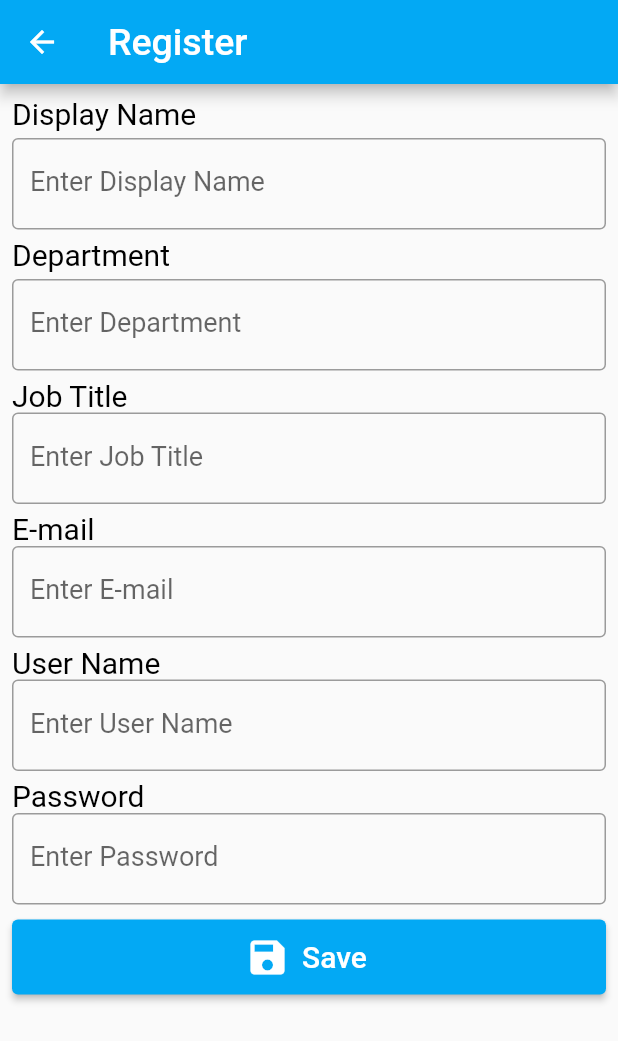
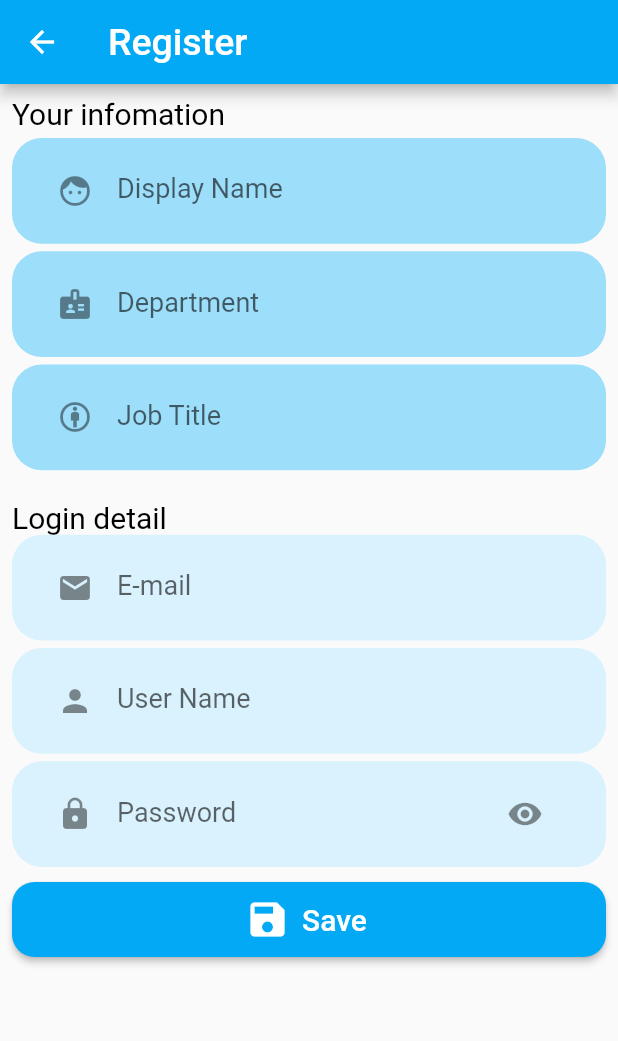
Before and after one commit to KorOkami/StockCount, a Flutter app: the screen it shows after launch, after a tap on "Register", on a phone screen of 412 x 824 dp. Shown: the top 1041 px of the screen. Run offline on Flutter 3.47's test engine with Material 2 defaults, Android fonts, the phone set to English and light mode, and no system bars; our stand-ins replace dio, dropdown_search, flutter_slidable, form_field_validator, google_fonts, jwt_decoder and 3 more; missing offline and left inert: dart:ffi, qrscan; network calls fail; Roboto replaces fonts that are missing (Prompt).

Commit message:
Edit Register Screen

```diff
--- /dev/null
+++ b/lib/components/text_field_container.dart
@@ -0,0 +1,46 @@
+import 'package:flutter/material.dart';
+
+class TextFormFieldContainer extends StatelessWidget {
+  final Widget child;
+  const TextFormFieldContainer({
+    super.key,
+    required this.child,
+  });
+
+  @override
+  Widget build(BuildContext context) {
+    Size size = MediaQuery.of(context).size;
+    return Container(
+      padding: EdgeInsets.symmetric(horizontal: 35, vertical: 4),
+      width: size.width,
+      decoration: BoxDecoration(
+          color: Color.fromARGB(255, 183, 231, 253),
+          borderRadius: BorderRadius.circular(20)),
+      child: child,
+    );
+  }
+}
+
+class TextFormFieldContainerRegister extends StatelessWidget {
+  final Color colors;
+  final Widget child;
+  const TextFormFieldContainerRegister({
+    super.key,
+    required this.child,
+    required this.colors,
+  });
+
+  @override
+  Widget build(BuildContext context) {
+    Size size = MediaQuery.of(context).size;
+    return Container(
+      padding: EdgeInsets.symmetric(horizontal: 30, vertical: 4),
+      width: size.width,
+      decoration:
+          BoxDecoration(color: colors, borderRadius: BorderRadius.circular(20)),
+      child: child,
+    );
+  }
+}
+
+//Color.fromARGB(255, 217, 242, 253),
--- a/lib/screen/count_screen.dart
+++ b/lib/screen/count_screen.dart
@@ -62,6 +62,15 @@ class _CountScanState extends State<CountScan> with TickerProviderStateMixin {
     batch_detail.qty = 0;
     batch_detail.binLoc = "";
     batch_detail.countQty = 0;
+    Batch_List = api.GetBatchList(widget.bu_detail.id, "");
+    ConvertList(); // แปลงจาก Future List เป็น List
+    Future.delayed(const Duration(
+            seconds: 1)) //Delay ให้ข้อมูล Future เป็น List ธรรมดา
+        .then((val) {
+      Batch_Provider provider =
+          Provider.of<Batch_Provider>(context, listen: false);
+      provider.addBatchStockOnhand(List_StockOnhand);
+    });
   }
 
   final api = stockCountingAPI();
--- a/lib/screen/login.dart
+++ b/lib/screen/login.dart
@@ -2,6 +2,7 @@ import 'package:flutter/src/widgets/container.dart';
 import 'package:flutter/src/widgets/framework.dart';
 
 import 'package:flutter/material.dart';
+import 'package:stock_counting_app/components/text_field_container.dart';
 import 'package:stock_counting_app/model/faillogin.dart';
 import 'package:stock_counting_app/model/profile.dart';
 import 'package:form_field_validator/form_field_validator.dart';
@@ -195,7 +196,15 @@ class _LoginScreenState extends State<LoginScreen> {
                 },
               )*/
           ),
-          body: Column(
+          body: Container(
+            height: double.infinity,
+            width: double.infinity,
+            decoration: BoxDecoration(
+                image: DecorationImage(
+                    alignment: Alignment.bottomCenter,
+                    image: AssetImage("asset/images/AppBG.png"),
+                    fit: BoxFit.none)),
+            child: Column(
               children: [
                 Image.asset("asset/images/PrincLogo.png"),
                 SingleChildScrollView(
@@ -338,7 +347,8 @@ class _LoginScreenState extends State<LoginScreen> {
                                                   RoundedRectangleBorder>(
                                               RoundedRectangleBorder(
                                                   borderRadius:
-                                                    BorderRadius.circular(15))),
+                                                      BorderRadius.circular(
+                                                          15))),
                                           backgroundColor:
                                               MaterialStateProperty.all(
                                                   Color.fromARGB(
@@ -347,7 +357,8 @@ class _LoginScreenState extends State<LoginScreen> {
                                         label: Text(
                                           "Register",
                                           style: GoogleFonts.prompt(
-                                            fontSize: 20, color: Colors.white),
+                                              fontSize: 20,
+                                              color: Colors.white),
                                         ),
                                         icon: Icon(
                                           Icons.person_add_alt_1,
@@ -368,29 +379,14 @@ class _LoginScreenState extends State<LoginScreen> {
                     ),
                   ),
                 ),
+                /*Container(
+                  height: double.infinity,
+                  child: Opacity(
+                      opacity: 0.8, child: Image.asset("asset/images/AppBG.png")),
+                ),*/
               ],
+            ),
           )),
     );
   }
 }
-
-class TextFormFieldContainer extends StatelessWidget {
-  final Widget child;
-  const TextFormFieldContainer({
-    super.key,
-    required this.child,
-  });
-
-  @override
-  Widget build(BuildContext context) {
-    Size size = MediaQuery.of(context).size;
-    return Container(
-      padding: EdgeInsets.symmetric(horizontal: 35, vertical: 4),
-      width: size.width,
-      decoration: BoxDecoration(
-          color: Color.fromARGB(255, 183, 231, 253),
-          borderRadius: BorderRadius.circular(20)),
-      child: child,
-    );
-  }
-}
--- a/lib/screen/register.dart
+++ b/lib/screen/register.dart
@@ -3,6 +3,7 @@ import 'package:flutter/src/widgets/placeholder.dart';
 import 'package:flutter/material.dart';
 import 'package:google_fonts/google_fonts.dart';
 import 'package:form_field_validator/form_field_validator.dart';
+import 'package:stock_counting_app/components/text_field_container.dart';
 import 'package:stock_counting_app/model/registerResponse.dart';
 import 'package:stock_counting_app/model/register_detail.dart';
 import 'package:http/http.dart' as http;
@@ -52,9 +53,18 @@ class _Register_ScreenState extends State<Register_Screen> {
       res = "Success";
     } else {
       String bodyError = Response.body;
-      res = "Register Failed.";
+      res = "Register Failed. : ${bodyError}";
     }
     return res;
+  }
+
+  var _isObscured;
+
+  @override
+  void initState() {
+    super.initState();
+    //_AppUrlString();
+    _isObscured = true;
   }
 
   @override
@@ -78,17 +88,20 @@ class _Register_ScreenState extends State<Register_Screen> {
             padding: const EdgeInsets.all(8.0),
             child:
                 Column(crossAxisAlignment: CrossAxisAlignment.start, children: [
-              Text("Display Name",
+              Text("Your infomation",
                   style: GoogleFonts.prompt(fontSize: 20, color: Colors.black)),
               SizedBox(
                 height: 5,
               ),
-              TextFormField(
+              TextFormFieldContainerRegister(
+                colors: Color.fromARGB(255, 157, 222, 250),
+                child: TextFormField(
                   style: TextStyle(
                       fontSize: 18, color: Color.fromARGB(255, 1, 103, 166)),
                   decoration: InputDecoration(
-                  border: OutlineInputBorder(),
-                  labelText: 'Enter Display Name',
+                    icon: Icon(Icons.face),
+                    border: InputBorder.none,
+                    labelText: 'Display Name',
                   ),
                   validator:
                       RequiredValidator(errorText: "Please Enter Display Name"),
@@ -96,20 +109,21 @@ class _Register_ScreenState extends State<Register_Screen> {
                     register.displayname = displayname ?? "";
                   },
                 ),
+              ),
+              //Text("Department",
+              //style: GoogleFonts.prompt(fontSize: 20, color: Colors.black)),
               SizedBox(
                 height: 5,
               ),
-              Text("Department",
-                  style: GoogleFonts.prompt(fontSize: 20, color: Colors.black)),
-              SizedBox(
-                height: 5,
-              ),
-              TextFormField(
+              TextFormFieldContainerRegister(
+                colors: Color.fromARGB(255, 157, 222, 250),
+                child: TextFormField(
                   style: TextStyle(
                       fontSize: 18, color: Color.fromARGB(255, 1, 103, 166)),
                   decoration: InputDecoration(
-                  border: OutlineInputBorder(),
-                  labelText: 'Enter Department',
+                    icon: Icon(Icons.badge),
+                    border: InputBorder.none,
+                    labelText: 'Department',
                   ),
                   validator:
                       RequiredValidator(errorText: "Please Enter Department"),
@@ -117,17 +131,21 @@ class _Register_ScreenState extends State<Register_Screen> {
                     register.department = department ?? "";
                   },
                 ),
+              ),
               SizedBox(
                 height: 5,
               ),
-              Text("Job Title",
-                  style: GoogleFonts.prompt(fontSize: 20, color: Colors.black)),
-              TextFormField(
+              // Text("Job Title",
+              //  style: GoogleFonts.prompt(fontSize: 20, color: Colors.black)),
+              TextFormFieldContainerRegister(
+                colors: Color.fromARGB(255, 157, 222, 250),
+                child: TextFormField(
                   style: TextStyle(
                       fontSize: 18, color: Color.fromARGB(255, 1, 103, 166)),
                   decoration: InputDecoration(
-                  border: OutlineInputBorder(),
-                  labelText: 'Enter Job Title',
+                    icon: Icon(Icons.attribution),
+                    border: InputBorder.none,
+                    labelText: 'Job Title',
                   ),
                   validator:
                       RequiredValidator(errorText: "Please Enter Job Title"),
@@ -135,17 +153,21 @@ class _Register_ScreenState extends State<Register_Screen> {
                     register.jobtitle = jobtitle ?? "";
                   },
                 ),
+              ),
               SizedBox(
-                height: 5,
+                height: 20,
               ),
-              Text("E-mail",
+              Text("Login detail",
                   style: GoogleFonts.prompt(fontSize: 20, color: Colors.black)),
-              TextFormField(
+              TextFormFieldContainerRegister(
+                colors: Color.fromARGB(255, 217, 242, 253),
+                child: TextFormField(
                   style: TextStyle(
                       fontSize: 18, color: Color.fromARGB(255, 1, 103, 166)),
                   decoration: InputDecoration(
-                  border: OutlineInputBorder(),
-                  labelText: 'Enter E-mail',
+                    icon: Icon(Icons.email),
+                    border: InputBorder.none,
+                    labelText: 'E-mail',
                   ),
                   validator: MultiValidator([
                     RequiredValidator(errorText: "Please Enter E-mail"),
@@ -156,17 +178,21 @@ class _Register_ScreenState extends State<Register_Screen> {
                     register.email = email ?? "";
                   },
                 ),
+              ),
               SizedBox(
                 height: 5,
               ),
-              Text("User Name",
-                  style: GoogleFonts.prompt(fontSize: 20, color: Colors.black)),
-              TextFormField(
+              //Text("User Name",
+              //style: GoogleFonts.prompt(fontSize: 20, color: Colors.black)),
+              TextFormFieldContainerRegister(
+                colors: Color.fromARGB(255, 217, 242, 253),
+                child: TextFormField(
                   style: TextStyle(
                       fontSize: 18, color: Color.fromARGB(255, 1, 103, 166)),
                   decoration: InputDecoration(
-                  border: OutlineInputBorder(),
-                  labelText: 'Enter User Name',
+                    icon: Icon(Icons.person),
+                    border: InputBorder.none,
+                    labelText: 'User Name',
                   ),
                   validator:
                       RequiredValidator(errorText: "Please Enter User Name"),
@@ -174,23 +200,36 @@ class _Register_ScreenState extends State<Register_Screen> {
                     register.username = userName ?? "";
                   },
                 ),
+              ),
               SizedBox(
                 height: 5,
               ),
-              Text("Password",
-                  style: GoogleFonts.prompt(fontSize: 20, color: Colors.black)),
-              TextFormField(
+              //Text("Password",
+              // style: GoogleFonts.prompt(fontSize: 20, color: Colors.black)),
+              TextFormFieldContainerRegister(
+                colors: Color.fromARGB(255, 217, 242, 253),
+                child: TextFormField(
                   style: TextStyle(fontSize: 18),
                   decoration: InputDecoration(
-                  border: OutlineInputBorder(),
-                  labelText: 'Enter Password',
-                ),
+                      icon: Icon(Icons.lock),
+                      border: InputBorder.none,
+                      labelText: 'Password',
+                      suffixIcon: IconButton(
+                          onPressed: () {
+                            setState(() {
+                              _isObscured = !_isObscured;
+                            });
+                          },
+                          icon: _isObscured
+                              ? const Icon(Icons.visibility)
+                              : const Icon(Icons.visibility_off))),
                   validator:
                       RequiredValidator(errorText: "Please Enter Password"),
-                obscureText: true,
+                  obscureText: _isObscured,
                   onSaved: (password) {
                     register.password = password ?? "";
                   },
+                ),
               ),
               SizedBox(
                 height: 10,
@@ -199,6 +238,11 @@ class _Register_ScreenState extends State<Register_Screen> {
                 width: double.infinity,
                 height: 50,
                 child: ElevatedButton.icon(
+                  style: ButtonStyle(
+                    shape: MaterialStateProperty.all<RoundedRectangleBorder>(
+                        RoundedRectangleBorder(
+                            borderRadius: BorderRadius.circular(15))),
+                  ),
                   label: Text(
                     "Save",
                     style:
```
Also changed, not shown: asset/images/AppBG.png (added). Lines whose indentation alone changed are shown as unchanged.
